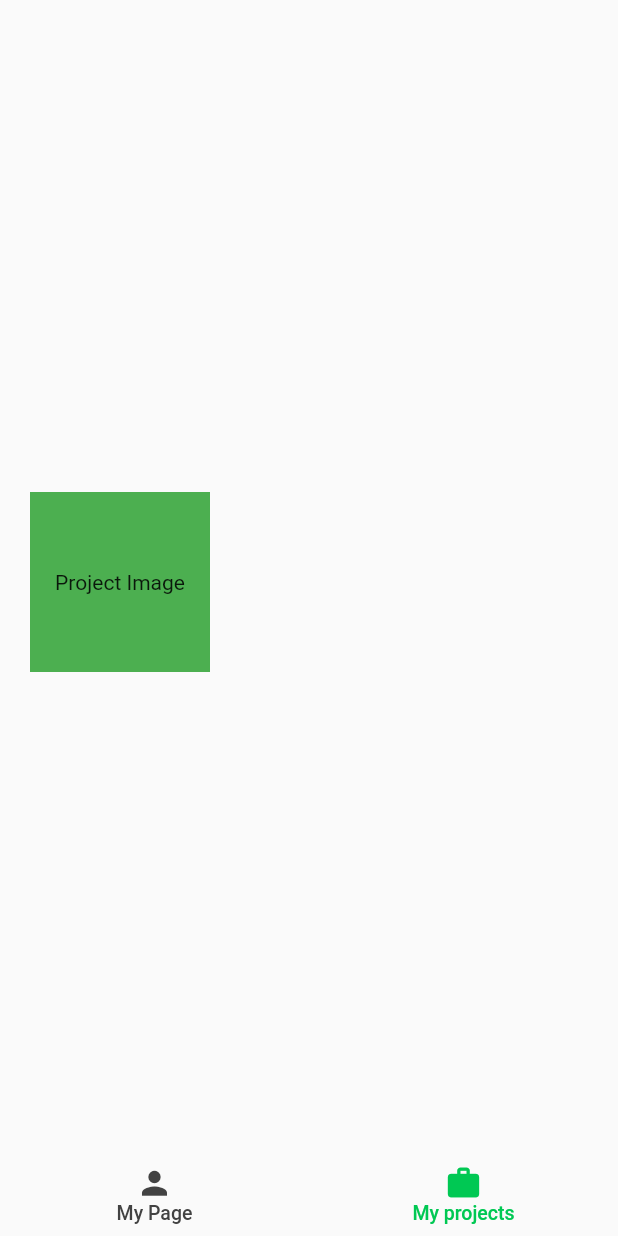
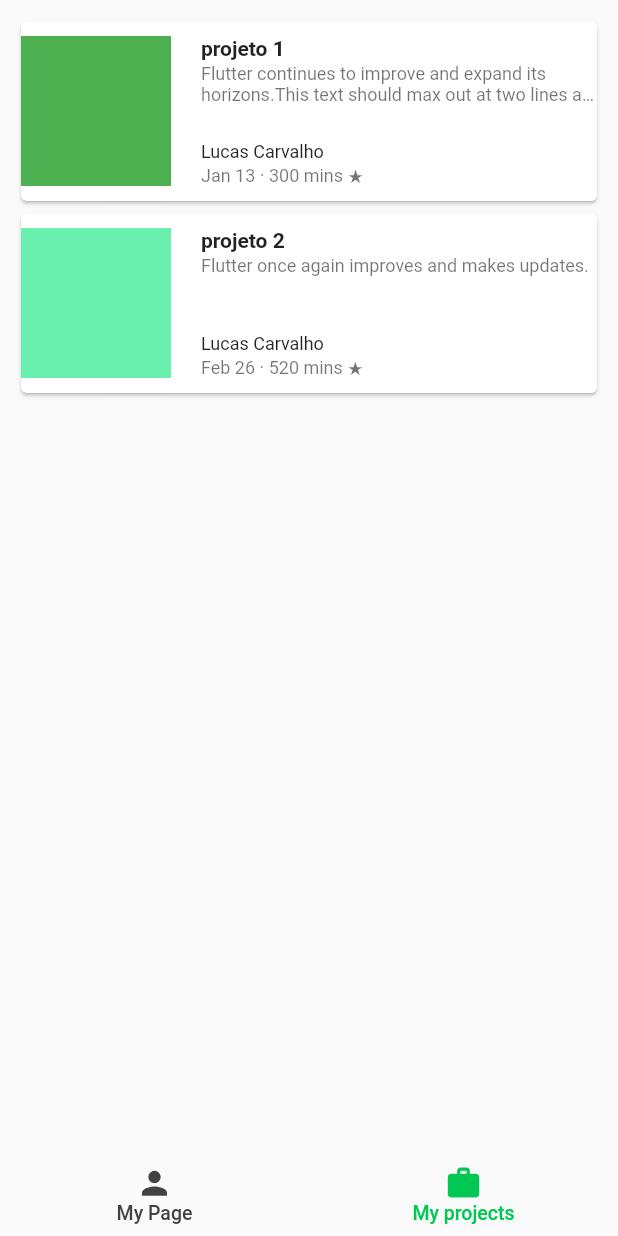
Before and after one commit to LucssCarvalho/my_portifolio, a Flutter app: the screen it shows after launch, tab 2 chosen, on a phone screen of 412 x 824 dp. Run offline on Flutter 3.47's test engine with Material 2 defaults, Android fonts, the phone set to English and light mode, and no system bars; missing offline and left inert: mdi.

Commit message:
create card projects

```diff
--- a/lib/pages/pageTwo/PageTwo.dart
+++ b/lib/pages/pageTwo/PageTwo.dart
@@ -11,28 +11,165 @@ class _PageTwoState extends State<PageTwo> {
     return Scaffold(
       body: Container(
         alignment: AlignmentDirectional.center,
-        child: Column(
-          mainAxisAlignment: MainAxisAlignment.center,
-          children: <Widget>[cardProjet()],
+        child: SafeArea(
+          child: ListView(
+            padding: const EdgeInsets.all(10.0),
+            children: <Widget>[
+              Card(
+                child: CustomListItemTwo(
+                  thumbnail: Container(
+                    decoration: const BoxDecoration(color: Colors.green),
+                  ),
+                  title: 'projeto 1',
+                  subtitle:
+                      'Flutter continues to improve and expand its horizons.'
+                      'This text should max out at two lines and clip',
+                  author: 'Lucas Carvalho',
+                  publishDate: 'Jan 13',
+                  readDuration: '300 mins',
+                ),
+              ),
+              Card(
+                child: CustomListItemTwo(
+                  thumbnail: Container(
+                    decoration: const BoxDecoration(color: Colors.greenAccent),
+                  ),
+                  title: 'projeto 2',
+                  subtitle: 'Flutter once again improves and makes updates.',
+                  author: 'Lucas Carvalho',
+                  publishDate: 'Feb 26',
+                  readDuration: '520 mins',
+                ),
+              ),
+            ],
+          ),
         ),
       ),
     );
   }
 }
 
-Widget cardProjet() {
-  return Padding(
-    padding: const EdgeInsets.all(20.0),
-    child: Row(
+class _ArticleDescription extends StatelessWidget {
+  _ArticleDescription({
+    Key key,
+    this.title,
+    this.subtitle,
+    this.author,
+    this.publishDate,
+    this.readDuration,
+  }) : super(key: key);
+
+  final String title;
+  final String subtitle;
+  final String author;
+  final String publishDate;
+  final String readDuration;
+
+  @override
+  Widget build(BuildContext context) {
+    return Column(
+      crossAxisAlignment: CrossAxisAlignment.start,
       children: <Widget>[
-        Container(
-          alignment: AlignmentDirectional.center,
-          height: 120,
-          width: 120,
-          color: Colors.green,
-          child: Text('Project Image'),
+        Expanded(
+          flex: 2,
+          child: Column(
+            crossAxisAlignment: CrossAxisAlignment.start,
+            children: <Widget>[
+              Text(
+                '$title',
+                maxLines: 2,
+                overflow: TextOverflow.ellipsis,
+                style: const TextStyle(
+                  fontWeight: FontWeight.bold,
+                ),
+              ),
+              const Padding(padding: EdgeInsets.only(bottom: 2.0)),
+              Text(
+                '$subtitle',
+                maxLines: 2,
+                overflow: TextOverflow.ellipsis,
+                style: const TextStyle(
+                  fontSize: 12.0,
+                  color: Colors.black54,
+                ),
+              ),
+            ],
+          ),
+        ),
+        Expanded(
+          flex: 1,
+          child: Column(
+            crossAxisAlignment: CrossAxisAlignment.start,
+            mainAxisAlignment: MainAxisAlignment.end,
+            children: <Widget>[
+              Text(
+                '$author',
+                style: const TextStyle(
+                  fontSize: 12.0,
+                  color: Colors.black87,
+                ),
+              ),
+              Text(
+                '$publishDate · $readDuration ★',
+                style: const TextStyle(
+                  fontSize: 12.0,
+                  color: Colors.black54,
+                ),
+              ),
+            ],
+          ),
         ),
       ],
-    ),
-  );
+    );
+  }
 }
+
+class CustomListItemTwo extends StatelessWidget {
+  CustomListItemTwo({
+    Key key,
+    this.thumbnail,
+    this.title,
+    this.subtitle,
+    this.author,
+    this.publishDate,
+    this.readDuration,
+  }) : super(key: key);
+
+  final Widget thumbnail;
+  final String title;
+  final String subtitle;
+  final String author;
+  final String publishDate;
+  final String readDuration;
+
+  @override
+  Widget build(BuildContext context) {
+    return Padding(
+      padding: const EdgeInsets.symmetric(vertical: 10.0),
+      child: SizedBox(
+        height: 100,
+        child: Row(
+          crossAxisAlignment: CrossAxisAlignment.start,
+          children: <Widget>[
+            AspectRatio(
+              aspectRatio: 1.0,
+              child: thumbnail,
+            ),
+            Expanded(
+              child: Padding(
+                padding: const EdgeInsets.fromLTRB(20.0, 0.0, 2.0, 0.0),
+                child: _ArticleDescription(
+                  title: title,
+                  subtitle: subtitle,
+                  author: author,
+                  publishDate: publishDate,
+                  readDuration: readDuration,
+                ),
+              ),
+            )
+          ],
+        ),
+      ),
+    );
+  }
+}
```
